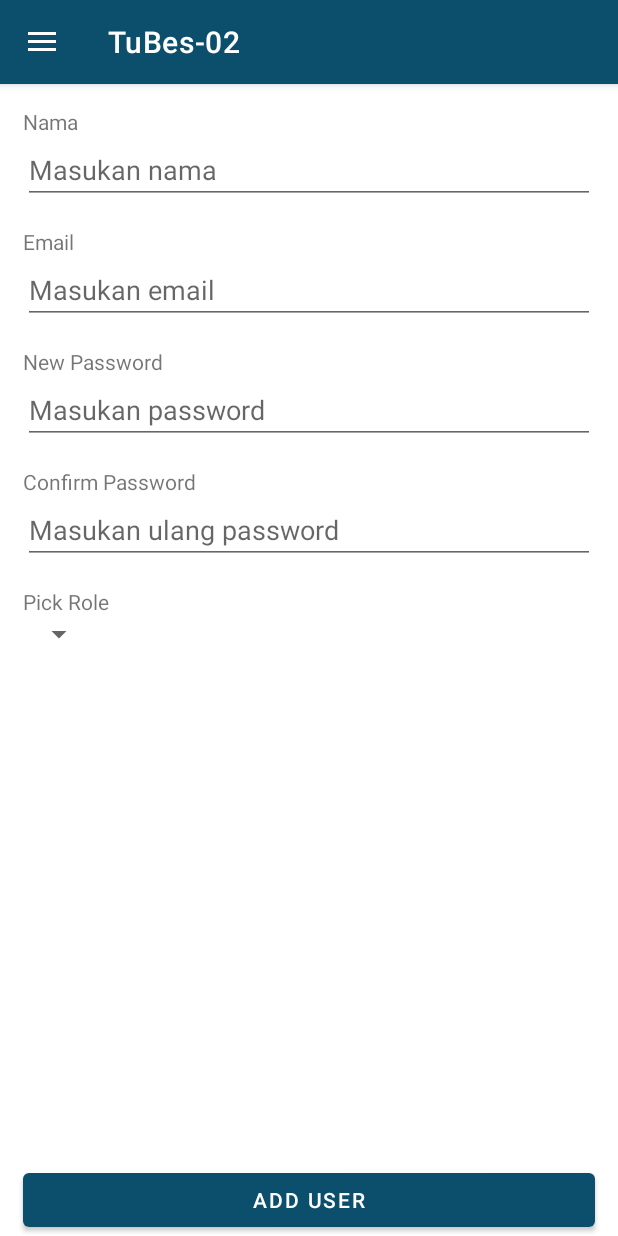
After one commit to erwindrsno/IF-Portal, an Android app: the fragment AddUserFragment placed in its activity, on a phone screen of 412 x 824 dp. The commit adds this screen. Run offline under Robolectric (Android 15) with nearby library versions, the phone set to English and light mode, and no system bars; 2 statements that could not run were skipped.

Commit message:
Fitur Admin Add user sama close keyboard

```diff
--- /dev/null
+++ b/TuBes02/app/src/main/java/FiturAdmin/AddUserFragment.java
@@ -0,0 +1,55 @@
+package FiturAdmin;
+
+import android.content.Context;
+import android.os.Bundle;
+import android.view.LayoutInflater;
+import android.view.View;
+import android.view.ViewGroup;
+import android.widget.ArrayAdapter;
+
+import androidx.annotation.NonNull;
+import androidx.annotation.Nullable;
+import androidx.fragment.app.Fragment;
+
+import com.example.tubes_02.R;
+import com.example.tubes_02.databinding.FragmentAddUserBinding;
+
+public class AddUserFragment extends Fragment {
+    private FragmentAddUserBinding binding;
+    private Context context;
+    public AddUserFragment(){
+
+    }
+
+    public static AddUserFragment newInstance(Context context) {
+        AddUserFragment fragment = new AddUserFragment();
+        fragment.context = context;
+        return fragment;
+    }
+
+    @Nullable
+    @Override
+    public View onCreateView(@NonNull LayoutInflater inflater, @Nullable ViewGroup container, @Nullable Bundle savedInstanceState) {
+        binding = FragmentAddUserBinding.inflate(inflater);
+        View view = binding.getRoot();
+
+        //Drop Down
+        String [] filter = getResources().getStringArray(R.array.admin_add_user);
+        ArrayAdapter adapter = new ArrayAdapter(context, android.R.layout.simple_spinner_item, filter);
+        adapter.setDropDownViewResource(android.R.layout.simple_spinner_dropdown_item);
+        this.binding.spinnerRole.setAdapter(adapter);
+
+
+        this.binding.btnAddUser.setOnClickListener(this::onclick);
+        return view;
+    }
+
+    private void onclick(View view) {
+        if(view == this.binding.btnAddUser){
+            if(this.binding.newPass.getText().toString().equals(this.binding.confirmPass.getText().toString())){
+
+            }
+        }
+
+    }
+}
--- a/TuBes02/app/src/main/java/drawer/DrawerFragment.java
+++ b/TuBes02/app/src/main/java/drawer/DrawerFragment.java
@@ -25,6 +25,7 @@ public class DrawerFragment extends Fragment{
         this.adapter = new MenuAdapter(this,inflater);
         binding.lvMenu.setAdapter(adapter);
         this.adapter.addList("My Profile");
+        this.adapter.addList("Admin Features");
         this.adapter.addList("Settings");
         this.adapter.addList("Sign Out");
         return view;
--- a/TuBes02/app/src/main/java/drawer/MenuAdapter.java
+++ b/TuBes02/app/src/main/java/drawer/MenuAdapter.java
@@ -90,6 +90,10 @@ public class MenuAdapter extends BaseAdapter {
                     Log.d("masuk menu sign out","true");
                     result.putString("page","exit");
                 }
+                else if(binding.tvMenu.getText().equals("Admin Features")){
+                    Log.d("masuk menu Admin Features","true");
+                    result.putString("page","fitur_admin");
+                }
                 drawerFragment.getParentFragmentManager().setFragmentResult("changePage",result);
             }
         }
--- a/TuBes02/app/src/main/java/home/HomeActivity.java
+++ b/TuBes02/app/src/main/java/home/HomeActivity.java
@@ -16,6 +16,7 @@ import androidx.fragment.app.FragmentTransaction;
 import com.example.tubes_02.R;
 import com.example.tubes_02.databinding.ActivityHomeBinding;
 
+import FiturAdmin.AddUserFragment;
 import Users.User;
 import drawer.SignOutDialogFragment;
 import login.LoginActivity;
@@ -33,6 +34,7 @@ public class HomeActivity extends AppCompatActivity {
 
     private HomeFragment homeFragment;
     private SignOutDialogFragment signOutDialogFragment;
+    private AddUserFragment addUserFragment;
 
     @Override
     protected void onCreate(Bundle savedInstanceState) {
@@ -42,7 +44,7 @@ public class HomeActivity extends AppCompatActivity {
 
         this.homeFragment = HomeFragment.newInstance("homeFragment");
         this.signOutDialogFragment = SignOutDialogFragment.newInstance("exitAppDialogFragment");
-
+        this.addUserFragment = AddUserFragment.newInstance(this);
 
         //Toolbar
         this.toolbar = binding.toolbar;
@@ -143,6 +145,11 @@ public class HomeActivity extends AppCompatActivity {
             this.signOutDialogFragment.show(this.fm,"dialog");
                 ft.addToBackStack(null);
         }
+        else if(page.equals("fitur_admin")){
+            ft.hide(this.homeFragment);
+            ft.add(this.binding.fragmentContainer.getId(),this.addUserFragment)
+                    .addToBackStack(null);
+        }
         ft.commit();
     }
 
--- a/TuBes02/app/src/main/java/login/LoginActivity.java
+++ b/TuBes02/app/src/main/java/login/LoginActivity.java
@@ -2,11 +2,13 @@ package login;
 
 import androidx.appcompat.app.AppCompatActivity;
 
+import android.content.Context;
 import android.content.Intent;
 import android.os.Bundle;
 import android.os.Parcelable;
 import android.util.Log;
 import android.view.View;
+import android.view.inputmethod.InputMethodManager;
 import android.widget.AdapterView;
 import android.widget.ArrayAdapter;
 import android.widget.Toast;
@@ -52,7 +54,8 @@ public class LoginActivity extends AppCompatActivity implements View.OnClickList
             String email2 = "default.admin@domain.local";
             String password2 = "mu8XyUogLi6Dk7";
             String role2 = "admin";
-
+            InputMethodManager imm = (InputMethodManager)getSystemService(Context.INPUT_METHOD_SERVICE);
+            imm.hideSoftInputFromWindow(this.getCurrentFocus().getWindowToken(), 0);
             this.presenter.validateUser(email2,password2,role2);
 //            this.presenter.validateUser(this.email,this.password,this.role);
         }
--- /dev/null
+++ b/TuBes02/app/src/main/res/layout/fragment_add_user.xml
@@ -0,0 +1,117 @@
+<?xml version="1.0" encoding="utf-8"?>
+<LinearLayout
+    xmlns:android="http://schemas.android.com/apk/res/android"
+    android:layout_width="match_parent"
+    android:layout_height="match_parent"
+    android:orientation="vertical"
+    >
+    <LinearLayout
+        android:layout_width="match_parent"
+        android:layout_height="wrap_content"
+        android:orientation="vertical"
+        android:layout_marginLeft="15dp"
+        android:layout_marginTop="15dp"
+        android:layout_marginRight="15dp">
+        <TextView
+            android:layout_width="match_parent"
+            android:layout_height="wrap_content"
+            android:text="Nama"/>
+        <EditText
+            android:id="@+id/et_nama"
+            android:layout_width="match_parent"
+            android:layout_height="wrap_content"
+            android:hint="Masukan nama"/>
+    </LinearLayout>
+
+    <LinearLayout
+        android:layout_width="match_parent"
+        android:layout_height="wrap_content"
+        android:orientation="vertical"
+        android:layout_marginLeft="15dp"
+        android:layout_marginTop="15dp"
+        android:layout_marginRight="15dp">
+        <TextView
+            android:layout_width="match_parent"
+            android:layout_height="wrap_content"
+            android:text="Email"/>
+        <EditText
+            android:id="@+id/et_email"
+            android:layout_width="match_parent"
+            android:layout_height="wrap_content"
+            android:hint="Masukan email"/>
+    </LinearLayout>
+
+    <LinearLayout
+        android:layout_width="match_parent"
+        android:layout_height="wrap_content"
+        android:orientation="vertical"
+        android:layout_marginLeft="15dp"
+        android:layout_marginTop="15dp"
+        android:layout_marginRight="15dp">
+        <TextView
+            android:layout_width="match_parent"
+            android:layout_height="wrap_content"
+            android:text="New Password"/>
+        <EditText
+            android:id="@+id/new_pass"
+            android:layout_width="match_parent"
+            android:layout_height="wrap_content"
+            android:hint="Masukan password"
+            android:inputType="textPassword"/>
+    </LinearLayout>
+
+    <LinearLayout
+        android:layout_width="match_parent"
+        android:layout_height="wrap_content"
+        android:orientation="vertical"
+        android:layout_marginLeft="15dp"
+        android:layout_marginTop="15dp"
+        android:layout_marginRight="15dp">
+        <TextView
+            android:layout_width="match_parent"
+            android:layout_height="wrap_content"
+            android:text="Confirm Password"/>
+        <EditText
+            android:id="@+id/confirm_pass"
+            android:layout_width="match_parent"
+            android:layout_height="wrap_content"
+            android:hint="Masukan ulang password"
+            android:inputType="textPassword"/>
+    </LinearLayout>
+    <LinearLayout
+        android:layout_width="match_parent"
+        android:layout_height="wrap_content"
+        android:orientation="vertical"
+        android:layout_marginLeft="15dp"
+        android:layout_marginTop="15dp"
+        android:layout_marginRight="15dp">
+        <TextView
+            android:layout_width="match_parent"
+            android:layout_height="wrap_content"
+            android:text="Pick Role"/>
+        <Spinner
+            android:id="@+id/spinner_role"
+            android:layout_width="wrap_content"
+            android:layout_height="wrap_content"
+            />
+    </LinearLayout>
+
+    <LinearLayout
+        android:layout_width="match_parent"
+        android:layout_height="0dip"
+        android:layout_weight="1"
+        android:gravity="center|bottom"
+        >
+        <Button
+            android:id="@+id/btn_add_user"
+            android:layout_width="match_parent"
+            android:layout_height="wrap_content"
+            android:layout_weight="1"
+            android:text="Add User"
+            android:layout_marginRight="15dp"
+            android:layout_marginLeft="15dp"
+            />
+    </LinearLayout>
+
+
+</LinearLayout>
--- a/TuBes02/app/src/main/res/values/array.xml
+++ b/TuBes02/app/src/main/res/values/array.xml
@@ -4,4 +4,9 @@
         <item>Title</item>
         <item>Tags</item>
     </string-array>
+    <string-array name="admin_add_user">
+        <item>Admin</item>
+        <item>Dosen</item>
+        <item>Mahasiswa</item>
+    </string-array>
 </resources>
```
Also changed, not shown: TuBes02/app/src/main/AndroidManifest.xml (+16 -16 lines), TuBes02/app/src/main/java/FiturAdmin/HomeAdminFragment.java (+24 -0 lines), TuBes02/app/src/main/res/layout/fragment_home_admin.xml (added, +33 -0 lines).
